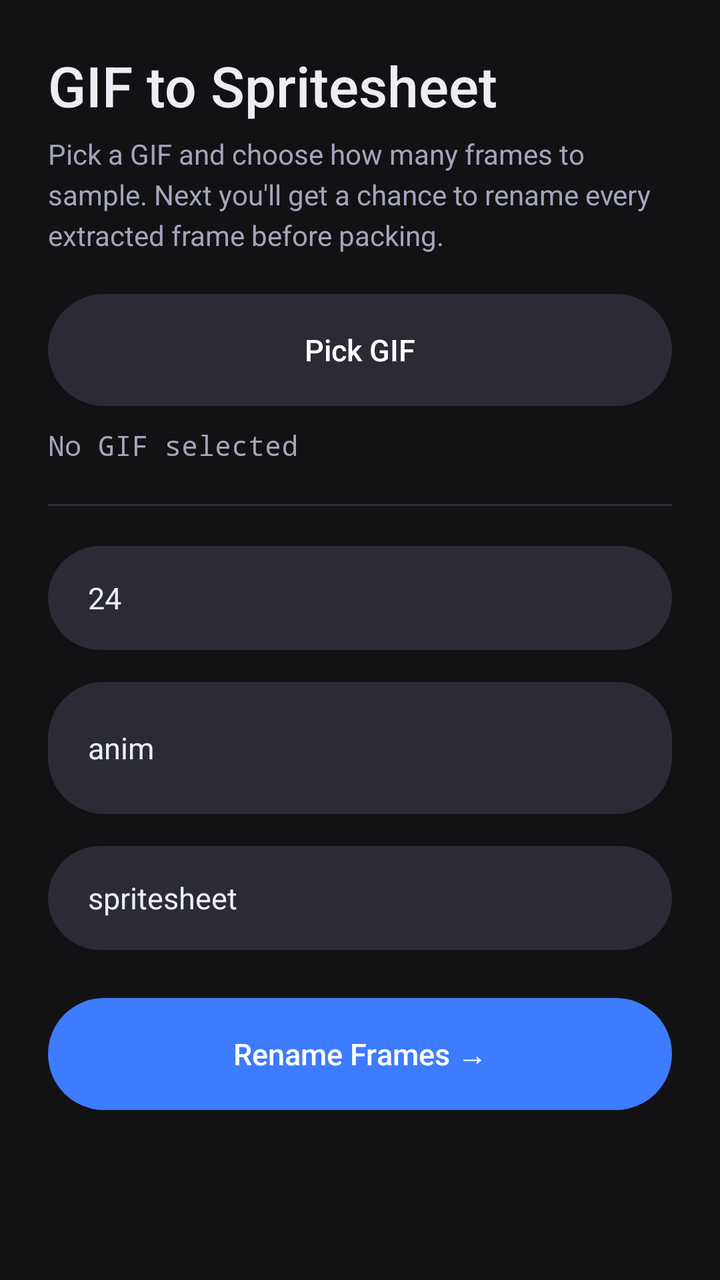
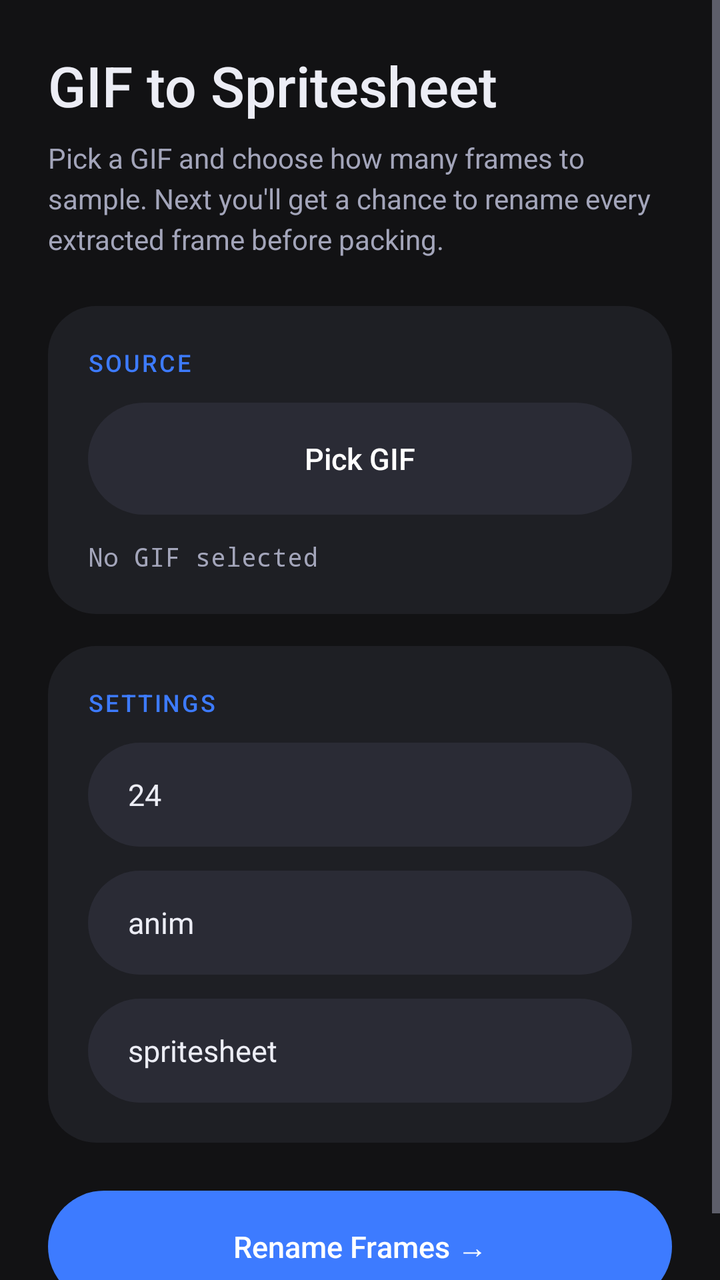

An Android layout rendered at two revisions. The XML below is the earlier revision; the diff shows what the commit changed to produce the second picture.
<!-- AndroidManifest.xml: application theme Theme.ZenFNFToolkit -->
<!-- res/layout/activity_gif_to_spritesheet.xml -->
<?xml version="1.0" encoding="utf-8"?>
<ScrollView xmlns:android="http://schemas.android.com/apk/res/android"
    android:layout_width="match_parent"
    android:layout_height="match_parent"
    android:background="@color/bw_black">

    <LinearLayout
        android:layout_width="match_parent"
        android:layout_height="wrap_content"
        android:orientation="vertical"
        android:padding="24dp">

        <TextView
            android:id="@+id/tvHeader"
            style="@style/ZenHeader"
            android:layout_width="wrap_content"
            android:layout_height="wrap_content"
            android:text="GIF to Spritesheet"
            android:layout_marginBottom="6dp" />

        <TextView
            android:id="@+id/tvBody"
            style="@style/ZenBody"
            android:layout_width="wrap_content"
            android:layout_height="wrap_content"
            android:text="Pick a GIF and choose how many frames to sample. Next you'll get a chance to rename every extracted frame before packing."
            android:layout_marginBottom="20dp" />

        <Button
            android:id="@+id/btnPickGif"
            style="@style/ZenButtonOutline"
            android:layout_width="match_parent"
            android:layout_height="wrap_content"
            android:text="Pick GIF" />

        <TextView
            android:id="@+id/tvStatus"
            android:layout_width="wrap_content"
            android:layout_height="wrap_content"
            android:layout_marginTop="10dp"
            android:text="No GIF selected"
            android:textColor="@color/bw_grey"
            android:fontFamily="monospace" />

        <View android:layout_width="match_parent" android:layout_height="1dp"
            android:background="@drawable/bw_hairline" android:layout_marginTop="20dp" android:layout_marginBottom="20dp" />

        <EditText
            android:id="@+id/etFrameCount"
            android:layout_width="match_parent"
            android:layout_height="wrap_content"
            android:hint="Number of frames to extract"
            android:text="24"
            android:inputType="number" />

        <EditText
            android:id="@+id/etFrameName"
            android:layout_width="match_parent"
            android:layout_height="wrap_content"
            android:layout_marginTop="16dp"
            android:hint="Animation name (used for frame naming)"
            android:text="anim" />

        <EditText
            android:id="@+id/etOutputName"
            android:layout_width="match_parent"
            android:layout_height="wrap_content"
            android:layout_marginTop="16dp"
            android:hint="Output file name (no extension)"
            android:text="spritesheet" />

        <Button
            android:id="@+id/btnConvert"
            style="@style/ZenButton"
            android:layout_width="match_parent"
            android:layout_height="wrap_content"
            android:layout_marginTop="24dp"
            android:text="Rename Frames →" />

    </LinearLayout>
</ScrollView>
<!-- resources referenced by this layout -->
<resources>
  <color name="bw_black">#121214</color>
  <color name="bw_grey">#A3A5BA</color>
  <!-- drawable bw_hairline (drawable) -->
  <shape xmlns:android="http://schemas.android.com/apk/res/android" android:shape="rectangle">
      <solid android:color="@color/bw_hairline" />
      <size android:height="1dp" />
  </shape>
  <style name="ZenBody">
          <item name="android:textColor">@color/bw_grey</item>
          <item name="android:textSize">14sp</item>
          <item name="android:lineSpacingExtra">4dp</item>
      </style>
  <style name="ZenButton">
          <item name="android:background">@drawable/bw_button_bg</item>
          <item name="android:textColor">@color/zen_button_text</item>
          <item name="android:textAllCaps">false</item>
          <item name="android:textSize">15sp</item>
          <item name="android:fontFamily">sans-serif-medium</item>
          <item name="android:minHeight">56dp</item>
          <item name="android:paddingLeft">24dp</item>
          <item name="android:paddingRight">24dp</item>
          <item name="android:stateListAnimator">@null</item>
          <item name="android:elevation">0dp</item>
      </style>
  <style name="ZenButtonOutline">
          <item name="android:background">@drawable/bw_button_outline_bg</item>
          <item name="android:textColor">@color/zen_button_text</item>
          <item name="android:textAllCaps">false</item>
          <item name="android:textSize">15sp</item>
          <item name="android:fontFamily">sans-serif-medium</item>
          <item name="android:minHeight">56dp</item>
          <item name="android:paddingLeft">24dp</item>
          <item name="android:paddingRight">24dp</item>
          <item name="android:stateListAnimator">@null</item>
          <item name="android:elevation">0dp</item>
      </style>
  <style name="ZenHeader">
          <item name="android:textColor">@color/bw_white</item>
          <item name="android:textSize">28sp</item>
          <item name="android:fontFamily">sans-serif-medium</item>
          <item name="android:textAllCaps">false</item>
          <item name="android:letterSpacing">0</item>
      </style>
  <color name="bw_hairline">#2E2F3A</color>
  <color name="bw_white">#ECEDF5</color>
  <color name="fnf_accent">#3D7BFF</color>
  <color name="fnf_on_accent">#FFFFFF</color>
  <color name="bw_panel">#1E1F24</color>
  <style name="ZenWindowAnimation">
          <item name="android:activityOpenEnterAnimation">@anim/zen_enter</item>
          <item name="android:activityOpenExitAnimation">@anim/zen_exit</item>
          <item name="android:activityCloseEnterAnimation">@anim/zen_enter_back</item>
          <item name="android:activityCloseExitAnimation">@anim/zen_exit_back</item>
      </style>
  <color name="bw_surface_high">#363746</color>
  <style name="ZenEditText" parent="Widget.AppCompat.EditText">
          <item name="android:textColor">@color/bw_white</item>
          <item name="android:textColorHint">@color/bw_grey_dim</item>
          <item name="android:textSize">15sp</item>
          <item name="android:background">@drawable/bw_edittext_underline</item>
          <item name="android:minHeight">52dp</item>
      </style>
  <color name="bw_surface">#2A2B35</color>
  <color name="fnf_accent_dark">#2A62DB</color>
  <color name="bw_grey_dim">#6E7086</color>
  <!-- unchanged entries left out for length: 4 -->
</resources>

<!-- the commit's change to res/layout/activity_gif_to_spritesheet.xml (unified diff, before → after) -->
@@ -8,66 +8,99 @@
         android:layout_width="match_parent"
         android:layout_height="wrap_content"
         android:orientation="vertical"
-        android:padding="24dp">
+        android:padding="24dp"
+        android:paddingTop="40dp">
 
         <TextView
             android:id="@+id/tvHeader"
             style="@style/ZenHeader"
             android:layout_width="wrap_content"
             android:layout_height="wrap_content"
-            android:text="GIF to Spritesheet"
-            android:layout_marginBottom="6dp" />
+            android:layout_marginBottom="8dp"
+            android:text="GIF to Spritesheet" />
 
         <TextView
             android:id="@+id/tvBody"
             style="@style/ZenBody"
             android:layout_width="wrap_content"
             android:layout_height="wrap_content"
-            android:text="Pick a GIF and choose how many frames to sample. Next you'll get a chance to rename every extracted frame before packing."
-            android:layout_marginBottom="20dp" />
+            android:layout_marginBottom="24dp"
+            android:text="Pick a GIF and choose how many frames to sample. Next you'll get a chance to rename every extracted frame before packing." />
 
-        <Button
-            android:id="@+id/btnPickGif"
-            style="@style/ZenButtonOutline"
+        <LinearLayout
             android:layout_width="match_parent"
             android:layout_height="wrap_content"
-            android:text="Pick GIF" />
+            android:background="@drawable/bw_card_bg"
+            android:orientation="vertical"
+            android:padding="20dp">
 
-        <TextView
-            android:id="@+id/tvStatus"
-            android:layout_width="wrap_content"
-            android:layout_height="wrap_content"
-            android:layout_marginTop="10dp"
-            android:text="No GIF selected"
-            android:textColor="@color/bw_grey"
-            android:fontFamily="monospace" />
+            <TextView
+                style="@style/ZenSectionLabel"
+                android:layout_width="wrap_content"
+                android:layout_height="wrap_content"
+                android:layout_marginBottom="12dp"
+                android:text="Source" />
 
-        <View android:layout_width="match_parent" android:layout_height="1dp"
-            android:background="@drawable/bw_hairline" android:layout_marginTop="20dp" android:layout_marginBottom="20dp" />
+            <Button
+                android:id="@+id/btnPickGif"
+                style="@style/ZenButtonOutline"
+                android:layout_width="match_parent"
+                android:layout_height="wrap_content"
+                android:text="Pick GIF" />
 
-        <EditText
-            android:id="@+id/etFrameCount"
-            android:layout_width="match_parent"
-            android:layout_height="wrap_content"
-            android:hint="Number of frames to extract"
-            android:text="24"
-            android:inputType="number" />
+            <TextView
+                android:id="@+id/tvStatus"
+                android:layout_width="wrap_content"
+                android:layout_height="wrap_content"
+                android:layout_marginTop="12dp"
+                android:fontFamily="monospace"
+                android:text="No GIF selected"
+                android:textColor="@color/bw_grey"
+                android:textSize="13sp" />
+        </LinearLayout>
 
-        <EditText
-            android:id="@+id/etFrameName"
+        <LinearLayout
             android:layout_width="match_parent"
             android:layout_height="wrap_content"
             android:layout_marginTop="16dp"
-            android:hint="Animation name (used for frame naming)"
-            android:text="anim" />
+            android:background="@drawable/bw_card_bg"
+            android:orientation="vertical"
+            android:padding="20dp">
 
-        <EditText
-            android:id="@+id/etOutputName"
-            android:layout_width="match_parent"
-            android:layout_height="wrap_content"
-            android:layout_marginTop="16dp"
-            android:hint="Output file name (no extension)"
-            android:text="spritesheet" />
+            <TextView
+                style="@style/ZenSectionLabel"
+                android:layout_width="wrap_content"
+                android:layout_height="wrap_content"
+                android:layout_marginBottom="12dp"
+                android:text="Settings" />
+
+            <EditText
+                android:id="@+id/etFrameCount"
+                android:layout_width="match_parent"
+                android:layout_height="wrap_content"
+                android:hint="Number of frames to extract"
+                android:inputType="number"
+                android:singleLine="true"
+                android:text="24" />
+
+            <EditText
+                android:id="@+id/etFrameName"
+                android:layout_width="match_parent"
+                android:layout_height="wrap_content"
+                android:layout_marginTop="12dp"
+                android:hint="Animation name (used for frame naming)"
+                android:singleLine="true"
+                android:text="anim" />
+
+            <EditText
+                android:id="@+id/etOutputName"
+                android:layout_width="match_parent"
+                android:layout_height="wrap_content"
+                android:layout_marginTop="12dp"
+                android:hint="Output file name (no extension)"
+                android:singleLine="true"
+                android:text="spritesheet" />
+        </LinearLayout>
 
         <Button
             android:id="@+id/btnConvert"
<!-- resource entries referenced after the edit -->
@@ -2,10 +2,10 @@
 <resources>
   <color name="bw_black">#121214</color>
   <color name="bw_grey">#A3A5BA</color>
-  <!-- drawable bw_hairline (drawable) -->
+  <!-- drawable bw_card_bg (drawable) -->
   <shape xmlns:android="http://schemas.android.com/apk/res/android" android:shape="rectangle">
-      <solid android:color="@color/bw_hairline" />
-      <size android:height="1dp" />
+      <solid android:color="@color/bw_panel" />
+      <corners android:radius="24dp" />
   </shape>
   <style name="ZenBody">
           <item name="android:textColor">@color/bw_grey</item>
@@ -43,7 +43,13 @@
           <item name="android:textAllCaps">false</item>
           <item name="android:letterSpacing">0</item>
       </style>
-  <color name="bw_hairline">#2E2F3A</color>
+  <style name="ZenSectionLabel">
+          <item name="android:textColor">@color/fnf_accent</item>
+          <item name="android:textSize">12sp</item>
+          <item name="android:fontFamily">sans-serif-medium</item>
+          <item name="android:letterSpacing">0.08</item>
+          <item name="android:textAllCaps">true</item>
+      </style>
   <color name="bw_white">#ECEDF5</color>
   <color name="fnf_accent">#3D7BFF</color>
   <color name="fnf_on_accent">#FFFFFF</color>
